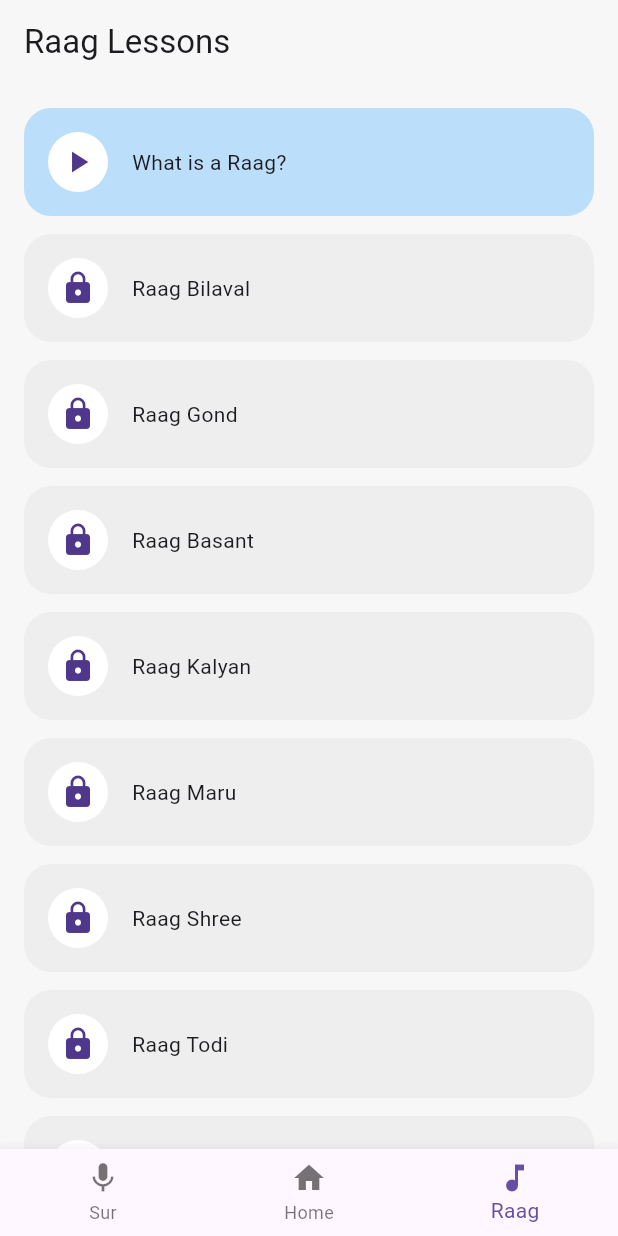
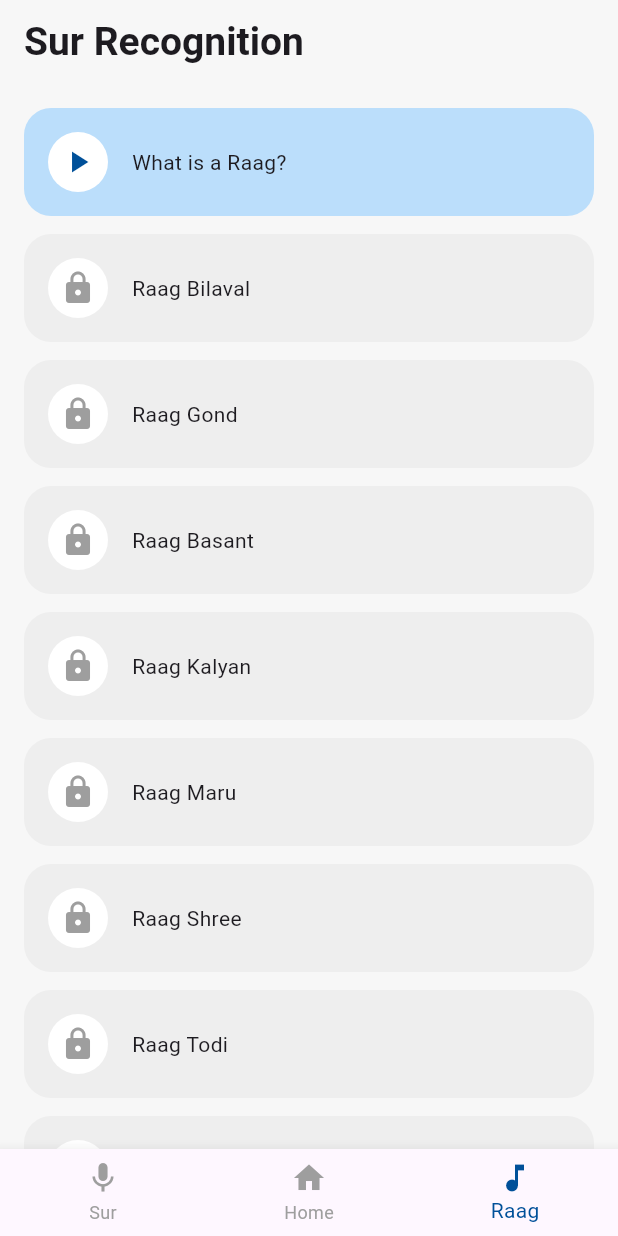
Before and after one commit to akaur825/gurlingo, a Flutter app: the MainScreen screen opened by its route, item 3 of the bottom bar chosen, on a phone screen of 412 x 824 dp. Run offline on Flutter 3.47's test engine with Material 3 defaults, Android fonts, the phone set to English and light mode, and no system bars; our stand-ins replace shared_preferences; accounts and stored records are empty.

Commit message:
Small changes w/ color and font sizes

```diff
--- a/lib/screens/home_screen.dart
+++ b/lib/screens/home_screen.dart
@@ -33,7 +33,7 @@ class HomeScreen extends StatelessWidget {
                         const Text(
                           "ਵਾਹਿਗੁਰੂ ਜੀ ਕਾ ਖਾਲਸਾ ਵਾਹਿਗੁਰੂ ਜੀ ਕੀ ਫਤਿਹ",
                           style:
-                              TextStyle(fontSize: 16, color: Color.fromARGB(255, 96, 96, 96)),
+                              TextStyle(fontSize: 16, color: Color.fromARGB(255, 51, 51, 51)),
                         ),
                         const SizedBox(height: 6),
                         Text(
--- a/lib/screens/main_screen.dart
+++ b/lib/screens/main_screen.dart
@@ -25,6 +25,7 @@ class _MainScreenState extends State<MainScreen> {
 
   @override
   Widget build(BuildContext context) {
+    const Color brandBlue = Color(0xFF005099);
     return Scaffold(
       body: screens[currentIndex],
 
@@ -35,6 +36,9 @@ class _MainScreenState extends State<MainScreen> {
             currentIndex = index;
           });
         },
+
+        selectedItemColor: brandBlue,
+        unselectedItemColor: Colors.grey,
         items: const [
           BottomNavigationBarItem(
             icon: Icon(Icons.mic),
--- a/lib/screens/raag_lessons_screen.dart
+++ b/lib/screens/raag_lessons_screen.dart
@@ -19,7 +19,13 @@ class RaagLessonsScreen extends StatelessWidget {
     return Scaffold(
       backgroundColor: const Color(0xFFF7F7F7),
       appBar: AppBar(
-        title: const Text("Raag Lessons"),
+        title: const Text(
+          "Sur Recognition",
+          style: TextStyle(
+            fontSize: 26,
+            fontWeight: FontWeight.bold,
+          ),
+        ),
         backgroundColor: Colors.transparent,
         elevation: 0,
         automaticallyImplyLeading: false,
@@ -92,7 +98,12 @@ class RaagLessonsScreen extends StatelessWidget {
           children: [
             CircleAvatar(
               backgroundColor: Colors.white,
-              child: Icon(icon),
+              child: Icon(
+                icon,
+                color: unlocked || completed
+                  ? const Color(0xFF005099)
+                  : Colors.grey, // Grey icon for locked cards, blue for active/done ones
+              ),
             ),
             const SizedBox(width: 16),
             Expanded(child: Text(lesson.title)),
--- a/pubspec.yaml
+++ b/pubspec.yaml
@@ -10,7 +10,7 @@ environment:
 dependencies:
   flutter:
     sdk: flutter
-  shared_preferences: ^2.2.2
+  shared_preferences: ^2.5.5
   google_fonts: ^6.1.0
   cupertino_icons: ^1.0.8
   audioplayers: ^5.2.1 # Added the correct, null-safe audio package
```
Also changed, not shown: lib/screens/sur_lessons_screen.dart (+13 -2 lines).
